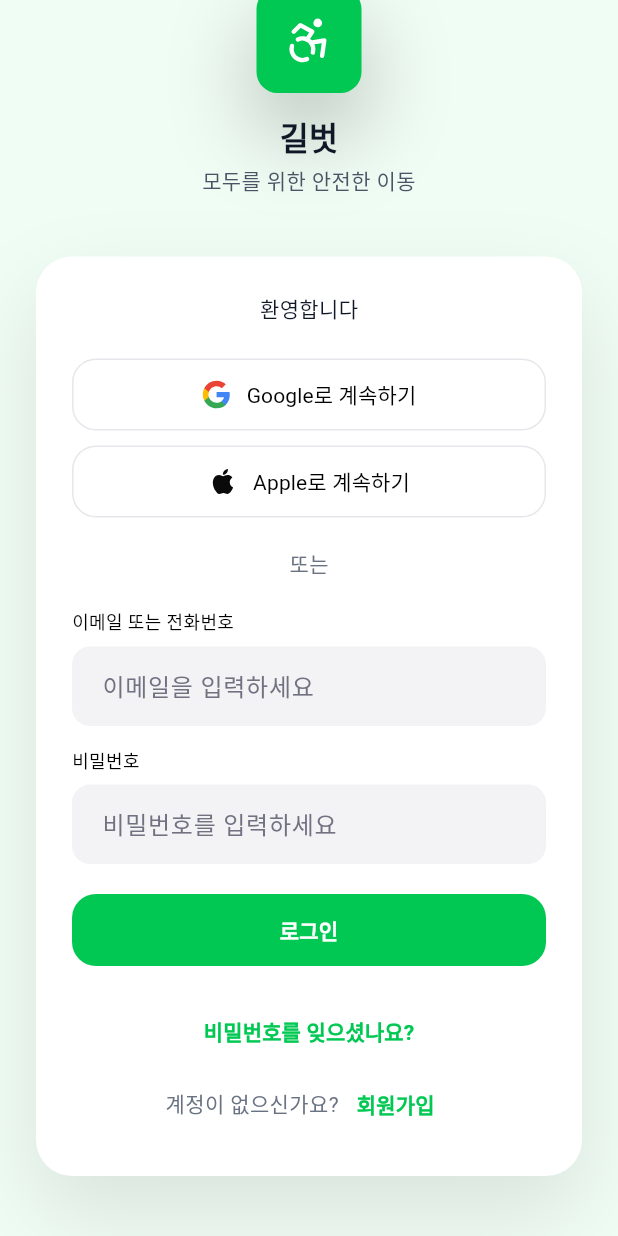
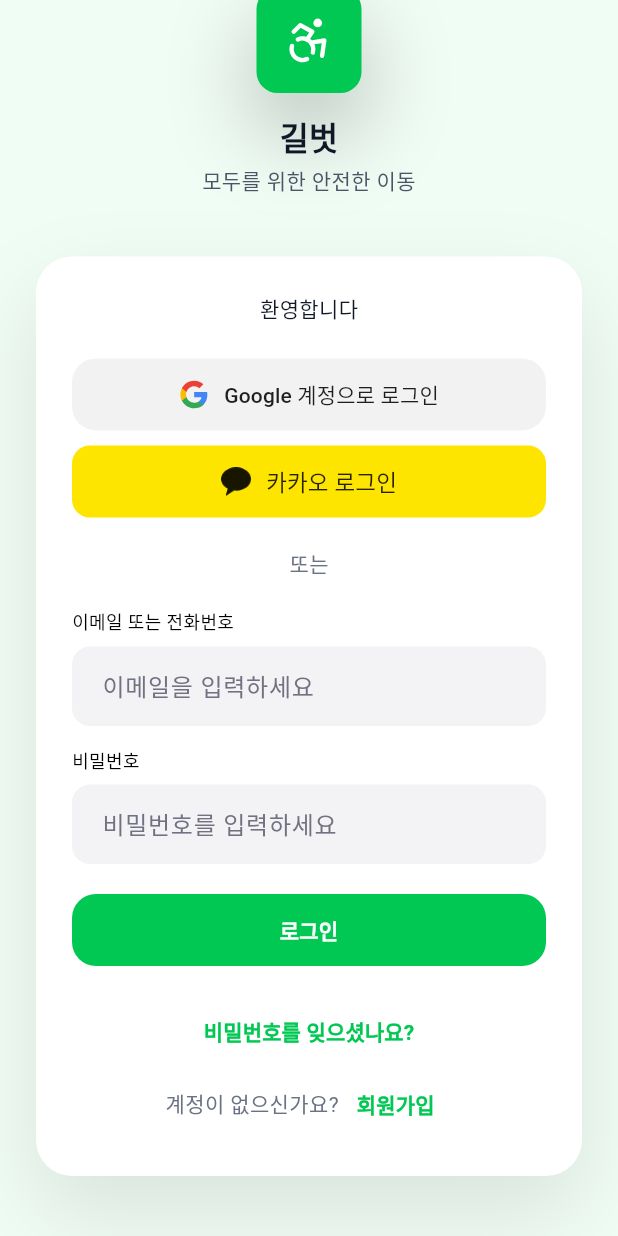
Before and after one commit to spacecho918/AI_Wheelchair_Navigation, a Flutter app: the screen it shows after launch, scrolled down 68 dp, on a phone screen of 412 x 824 dp. Run offline on Flutter 3.47's test engine with Material 3 defaults, Android fonts, the phone set to English and light mode, and no system bars; our stand-ins replace camera, flutter_map, flutter_svg, geolocator, image_picker, latlong2.

Commit message:
feat: Implement login screen with email/password, Google, and Kakao social login, and add location adjustment screen.

```diff
--- a/frontend/lib/screens/login_screen.dart
+++ b/frontend/lib/screens/login_screen.dart
@@ -121,16 +121,12 @@ class Gilbeot extends StatelessWidget {
 
               // [1, 2] 소셜 로그인 버튼 (누르면 물결 효과 발생)
               _buildSocialButton(
-                'Google로 계속하기',
+                'Google 계정으로 로그인',
                 'assets/google_icon.svg',
                 () => debugPrint("구글 로그인 클릭됨"),
               ),
               const SizedBox(height: 10),
-              _buildSocialButton(
-                'Apple로 계속하기',
-                'assets/apple_icon.svg',
-                () => debugPrint("애플 로그인 클릭됨"),
-              ),
+              _buildKakaoButton(() => debugPrint("카카오 로그인 클릭됨")),
 
               const SizedBox(height: 20),
               const Text('또는', style: TextStyle(color: Color(0xFF697282))),
@@ -231,7 +227,7 @@ class Gilbeot extends StatelessWidget {
     );
   }
 
-  // 소셜 로그인 버튼 스타일 (OutlinedButton 사용)
+  // 구글 로그인 버튼 스타일 (OutlinedButton 사용)
   Widget _buildSocialButton(String text, String iconPath, VoidCallback onTap) {
     return SizedBox(
       width: double.infinity,
@@ -239,29 +235,67 @@ class Gilbeot extends StatelessWidget {
       child: OutlinedButton(
         onPressed: onTap,
         style: OutlinedButton.styleFrom(
-          backgroundColor: Colors.white,
-          foregroundColor: Colors.grey, // 눌렀을 때 회색 물결 효과
-          side: const BorderSide(color: Color(0xFFE5E7EB)), // 테두리 색상
+          backgroundColor: const Color(0xFFF2F2F2), // 채우기: #F2F2F2
+          foregroundColor: const Color(0xFF1F1F1F).withValues(alpha: 0.1),
+          side: BorderSide.none, // 획: 없음
           shape: RoundedRectangleBorder(
             borderRadius: BorderRadius.circular(16),
+          ),
+          elevation: 0,
+        ),
+        child: Row(
+          mainAxisAlignment: MainAxisAlignment.center,
+          children: [
+            SvgPicture.asset(iconPath, width: 20, height: 20),
+            const SizedBox(width: 10), // 카카오와 동일하게 10
+            Text(
+              text,
+              style: const TextStyle(
+                color: Color(0xFF1F1F1F), // 글꼴 색: #1F1F1F
+                fontFamily: 'Roboto', // 글꼴: Roboto
+                fontWeight: FontWeight.w500, // Medium
+                fontSize: 14, // 14
+                height: 20 / 14, // 20 (line-height)
+              ),
+            ),
+          ],
+        ),
+      ),
+    );
+  }
+
+  // 카카오 로그인 버튼 주입
+  Widget _buildKakaoButton(VoidCallback onTap) {
+    return SizedBox(
+      width: double.infinity,
+      height: 48,
+      child: ElevatedButton(
+        onPressed: onTap,
+        style: ElevatedButton.styleFrom(
+          backgroundColor: const Color(0xFFFEE500), // 카카오 노란색
+          foregroundColor: Colors.black.withValues(alpha: 0.1),
+          elevation: 0,
+          shape: RoundedRectangleBorder(
+            borderRadius: BorderRadius.circular(12), // Radius 12px
           ),
         ),
         child: Row(
           mainAxisAlignment: MainAxisAlignment.center,
           children: [
-            SvgPicture.asset(
-              iconPath,
-              width: 20,
+            Image.asset(
+              'assets/kakao_symbol.png',
+              width: 20, // 심볼 크기 유지 (또는 가이드에 맞게 조정 가능하나 언급 없으므로 유지)
               height: 20,
-              placeholderBuilder: (context) =>
-                  const Icon(Icons.error, size: 20, color: Colors.grey),
             ),
             const SizedBox(width: 10),
             Text(
-              text,
-              style: const TextStyle(
-                color: Colors.black,
-                fontWeight: FontWeight.normal,
+              '카카오 로그인',
+              style: TextStyle(
+                color: Colors.black.withValues(alpha: 0.85),
+                fontSize: 15, // 30px (approx 15sp)
+                height:
+                    1.0, // 컨테이너 높이(48)의 1/3(16)을 넘지 않도록 tight하게 설정 (15 * 1.0 = 15)
+                // OS 별 기본 시스템 서체 사용 (fontFamily 지정 안 함, weight 기본값 사용)
               ),
             ),
           ],
```
Also changed, not shown: frontend/lib/screens/location_adjust_screen.dart (+26 -17 lines), frontend/assets/kakao_login_medium_wide.png (added), frontend/assets/kakao_symbol.png (added), 1 other file.
